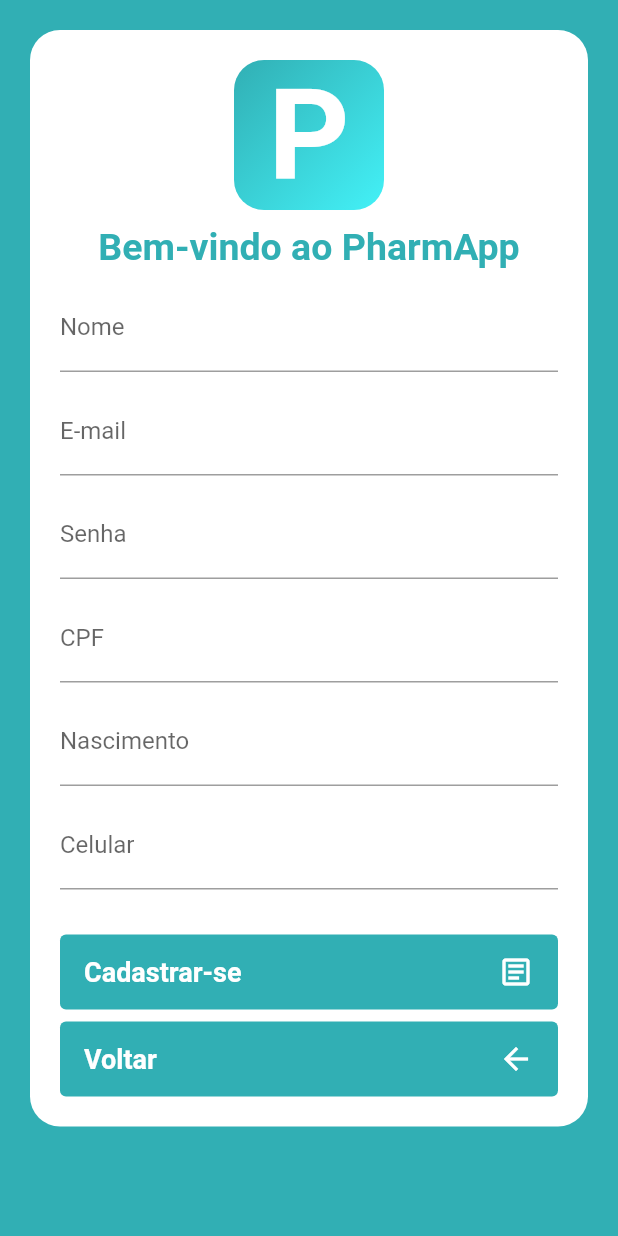
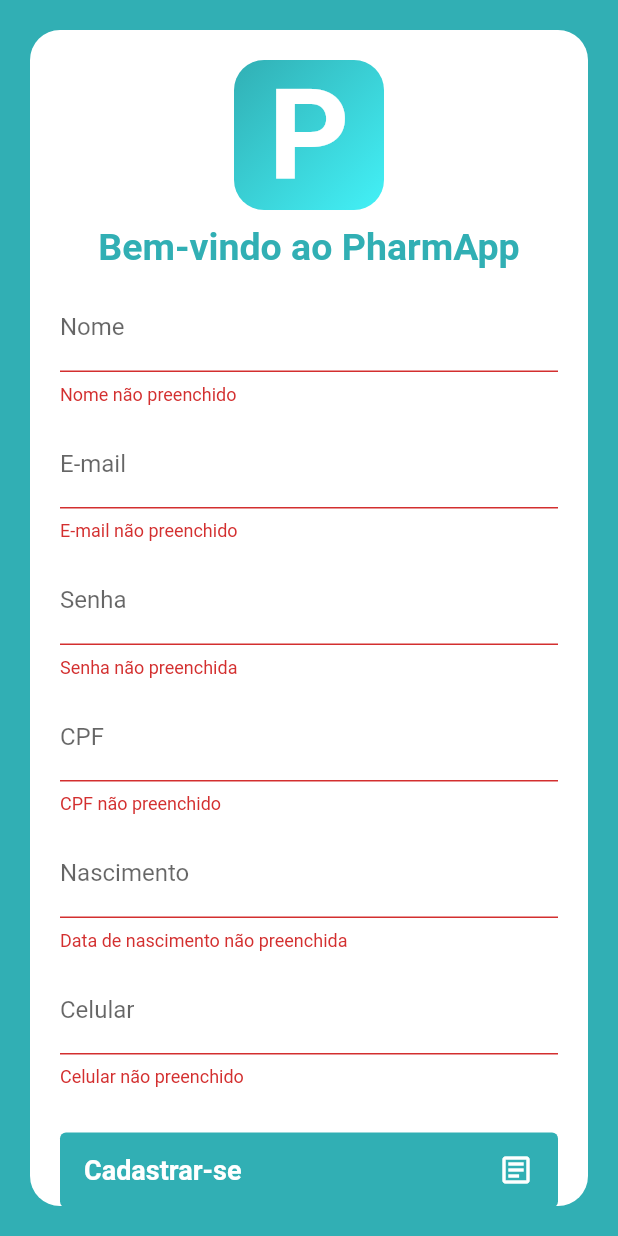
Before and after one commit to mathtgm/app_pharma, a Flutter app: the pageCadastro screen opened directly, after a tap on "Cadastrar-se", on a phone screen of 412 x 824 dp. Run offline on Flutter 3.47's test engine with Material 2 defaults, Android fonts, the phone set to English and light mode, and no system bars; our stand-ins replace mask_text_input_formatter; missing offline and left inert: cpf_cnpj_validator.

Commit message:
Validação dos campos da tela de cadastro

```diff
--- a/lib/main.dart
+++ b/lib/main.dart
@@ -54,13 +54,14 @@
                     colors: [
                       Color.fromARGB(255, 49, 175, 180),
                       Color.fromARGB(255, 67, 241, 247)
-                    ]),
+                    ],
+                  ),
                   borderRadius: BorderRadius.all(Radius.circular(25.0)),
                 ),
                 child: Text(
                   "P",
-                style:
-                    TextStyle(color: Colors.white, fontWeight: FontWeight.bold),
+                  style: TextStyle(
+                      color: Colors.white, fontWeight: FontWeight.bold),
                   textScaleFactor: 8,
                   textAlign: TextAlign.center,
                 ),
@@ -75,12 +76,14 @@
               ),
               TextField(
                 decoration: InputDecoration(
+                    icon: Icon(Icons.email_outlined),
                     labelText: "E-mail",
                     labelStyle: TextStyle(color: Colors.blueGrey)),
               ),
               TextField(
                 obscureText: true,
                 decoration: InputDecoration(
+                    icon: Icon(Icons.lock_outlined),
                     labelText: "Senha",
                     labelStyle: TextStyle(color: Colors.blueGrey)),
               ),
@@ -170,6 +173,7 @@
             ],
           ),
         )),
-    ));
+      ),
+    );
   }
 }
--- a/lib/views/PageCadastro.dart
+++ b/lib/views/PageCadastro.dart
@@ -1,6 +1,7 @@
 import 'package:flutter/cupertino.dart';
 import 'package:flutter/material.dart';
 import 'package:mask_text_input_formatter/mask_text_input_formatter.dart';
+import 'package:cpf_cnpj_validator/cpf_validator.dart';
 
 class pageCadastro extends StatefulWidget {
   const pageCadastro({Key? key}) : super(key: key);
@@ -16,6 +17,8 @@
       mask: '###.###.###-##', filter: {"#": RegExp(r'[0-9]')});
   var maskCel = new MaskTextInputFormatter(
       mask: '(##) #####-####', filter: {"#": RegExp(r'[0-9]')});
+
+  final _formKey = GlobalKey<FormState>();
 
   @override
   Widget build(BuildContext context) {
@@ -37,6 +40,7 @@
               child: Padding(
                 padding: EdgeInsets.all(20.0),
                 child: Form(
+                  key: _formKey,
                   child: Column(
                     children: <Widget>[
                       Container(
@@ -81,6 +85,12 @@
                                 ),
                               ),
                               labelText: "Nome"),
+                          validator: (value) {
+                            if (value == null || value.isEmpty)
+                              return "Nome não preenchido";
+                            else
+                              return null;
+                          },
                         ),
                       ),
                       Padding(
@@ -93,6 +103,12 @@
                                 ),
                               ),
                               labelText: "E-mail"),
+                          validator: (value) {
+                            if (value == null || value.isEmpty)
+                              return "E-mail não preenchido";
+                            else
+                              return null;
+                          },
                         ),
                       ),
                       Padding(
@@ -106,6 +122,12 @@
                                 ),
                               ),
                               labelText: "Senha"),
+                          validator: (value) {
+                            if (value == null || value.isEmpty)
+                              return "Senha não preenchida";
+                            else
+                              return null;
+                          },
                         ),
                       ),
                       Padding(
@@ -113,13 +135,23 @@
                         child: TextFormField(
                           inputFormatters: [maskCPF],
                           decoration: InputDecoration(
-                              hintText: "123.456.789-90",
-                              focusedBorder: OutlineInputBorder(
+                            labelText: "CPF",
+                            hintText: "123.456.789-90",
+                            focusedBorder: OutlineInputBorder(
                                 borderSide: BorderSide(
-                                  color: Color.fromARGB(255, 49, 175, 180),
-                                ),
-                              ),
-                              labelText: "CPF"),
+                              color: Color.fromARGB(255, 49, 175, 180),
+                            )),
+                          ),
+                          validator: (value) {
+                            if (value == null || value.isEmpty)
+                              return "CPF não preenchido";
+                            else {
+                              if (CPFValidator.isValid(value))
+                                return null;
+                              else
+                                return "CPF Invalído";
+                            }
+                          },
                         ),
                       ),
                       Padding(
@@ -135,6 +167,12 @@
                               ),
                             ),
                           ),
+                          validator: (value) {
+                            if (value == null || value.isEmpty)
+                              return "Data de nascimento não preenchida";
+                            else
+                              return null;
+                          },
                         ),
                       ),
                       Padding(
@@ -150,12 +188,20 @@
                               ),
                             ),
                           ),
+                          validator: (value) {
+                            if (value == null || value.isEmpty)
+                              return "Celular não preenchido";
+                            else
+                              return null;
+                          },
                         ),
                       ),
                       Padding(
                         padding: const EdgeInsets.only(bottom: 8.0),
                         child: ElevatedButton(
-                          onPressed: () {},
+                          onPressed: () {
+                            _formKey.currentState!.validate();
+                          },
                           child: Container(
                             width: 300,
                             height: 50,
--- a/pubspec.yaml
+++ b/pubspec.yaml
@@ -30,6 +30,7 @@
   # Use with the CupertinoIcons class for iOS style icons.
   cupertino_icons: ^1.0.2
   mask_text_input_formatter: ^2.0.0
+  cpf_cnpj_validator: 2.0.0
 
 dev_dependencies:
   flutter_test:
```
Also changed, not shown: pubspec.lock. Lines whose indentation alone changed are shown as unchanged.
